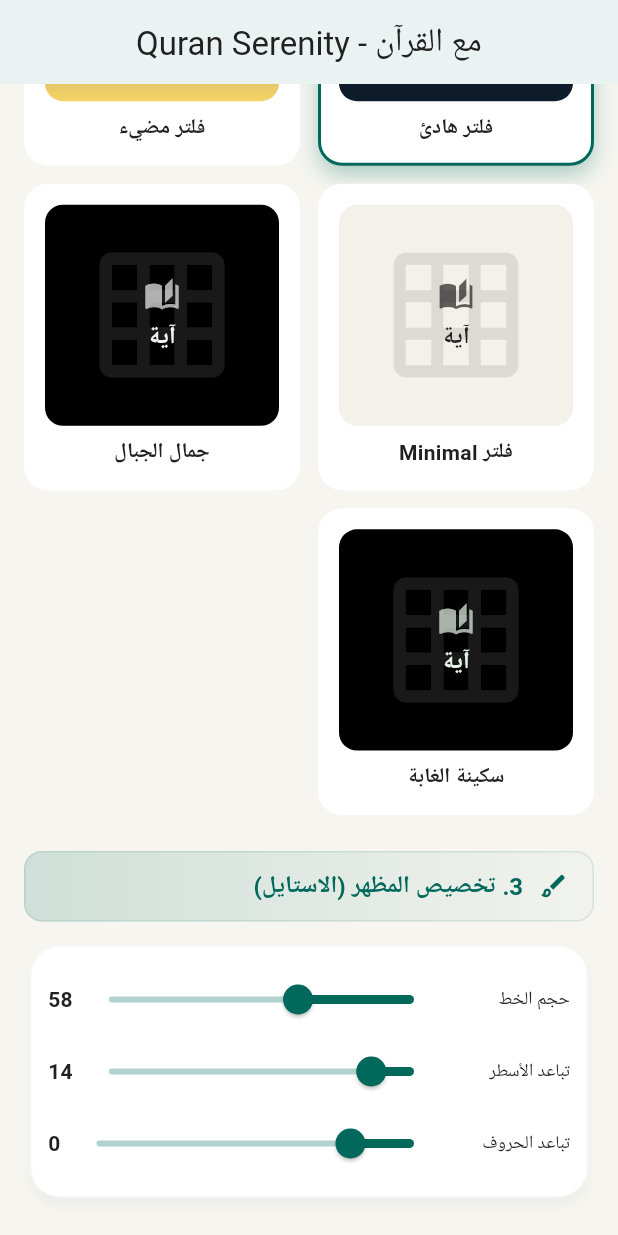
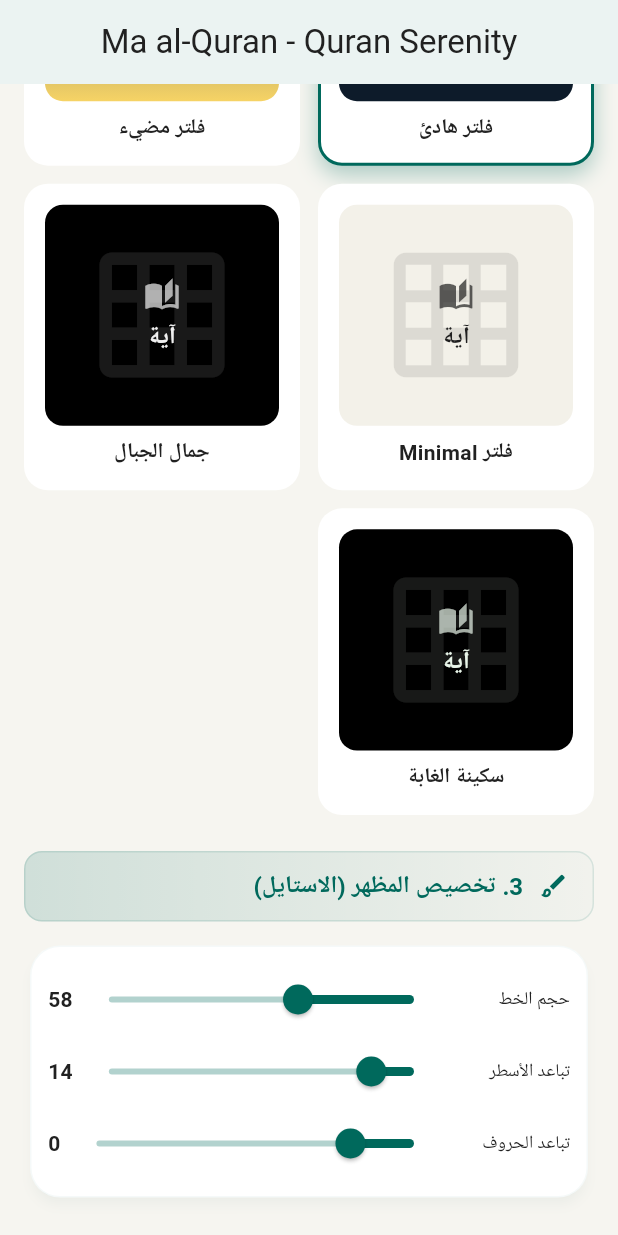
Before and after one commit to ahmedabdelhaleemnoby/quran_reels_generator, a Flutter app: the screen it shows after launch, scrolled down 576 dp, on a phone screen of 412 x 824 dp. Run offline on Flutter 3.47's test engine with Material 3 defaults, Android fonts, the phone set to English and light mode, and no system bars; our stand-ins replace file_picker, flutter_riverpod, image_picker, permission_handler, share_plus, video_player; missing offline and left inert: ffmpeg_kit_flutter_full; network calls fail; Roboto replaces fonts that are missing (Amiri).

Commit message:
feat: Update app title and display name to 'Ma al-Quran', localize iOS permission descriptions, and remove `flutter_launcher_icons` dependency.

```diff
--- a/lib/features/quran_generator/presentation/quran_generator_screen.dart
+++ b/lib/features/quran_generator/presentation/quran_generator_screen.dart
@@ -108,7 +108,7 @@ class _QuranGeneratorScreenState extends ConsumerState<QuranGeneratorScreen> {
 
     return Scaffold(
       appBar: AppBar(
-        title: const Text('مع القرآن - Quran Serenity'),
+        title: const Text('Ma al-Quran - Quran Serenity'),
         centerTitle: true,
       ),
       body: SafeArea(
```
Also changed, not shown: pubspec.yaml (+0 -7 lines), pubspec.lock, 1 other file.
